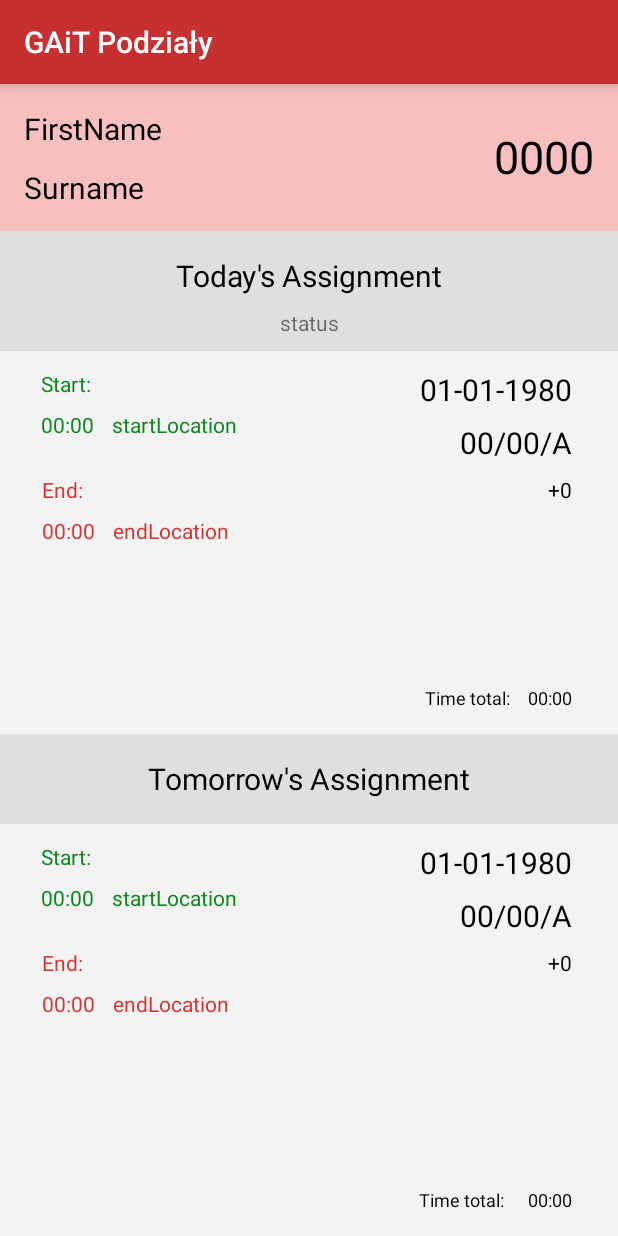
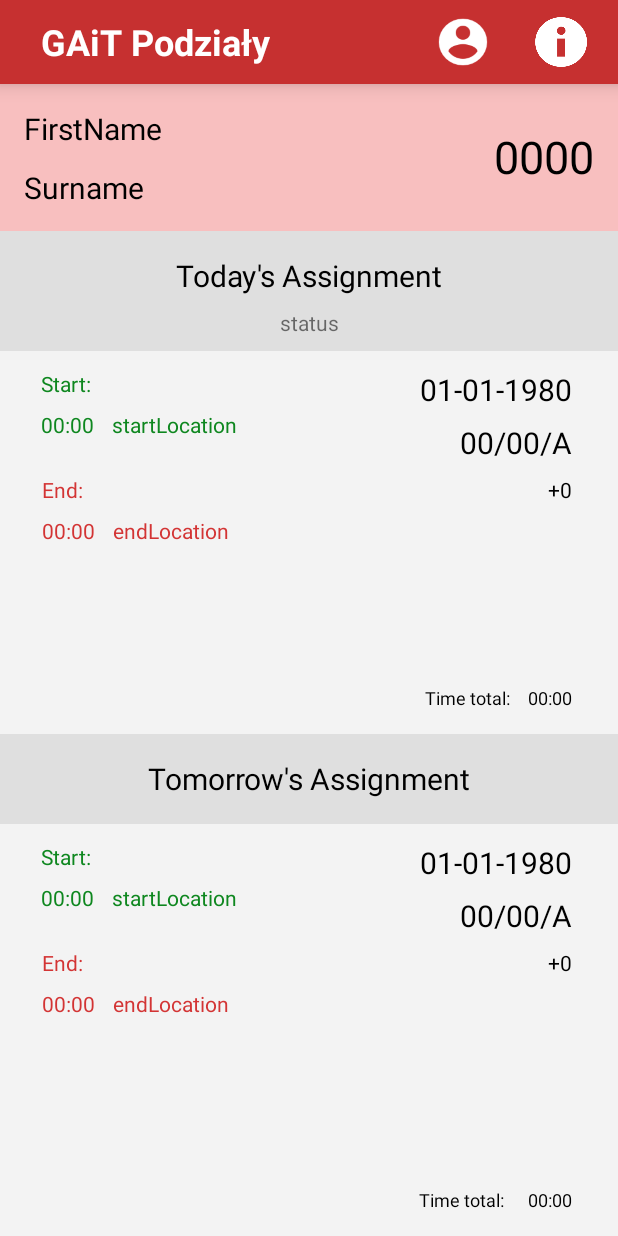
Before and after one commit to Raven351/GAiTPodzialy, an Android app: the MainViewPager screen opened directly, with no data from a screen before it, on a phone screen of 412 x 824 dp. Run offline under Robolectric (Android 15) with nearby library versions, the phone set to English and light mode, and no system bars.

Commit message:
Add info and accounts button to toolbar

```diff
--- a/app/src/main/res/layout/activity_main_view_pager.xml
+++ b/app/src/main/res/layout/activity_main_view_pager.xml
@@ -12,12 +12,59 @@
         android:layout_height="?attr/actionBarSize"
         android:background="@color/colorPrimary"
         android:elevation="8dp"
-        android:theme="@style/ThemeOverlay.AppCompat.ActionBar"
         app:layout_constraintEnd_toEndOf="parent"
         app:layout_constraintStart_toStartOf="parent"
         app:layout_constraintTop_toTopOf="parent"
         app:popupTheme="@style/ThemeOverlay.AppCompat.Light"
-    />
+    >
+        <RelativeLayout
+            android:layout_height="match_parent"
+            android:layout_width="match_parent">
+
+            <TextView
+                android:id="@+id/textView"
+                android:layout_width="wrap_content"
+                android:layout_height="wrap_content"
+                android:layout_alignParentStart="true"
+                android:layout_alignParentTop="true"
+                android:layout_marginStart="11dp"
+                android:layout_marginTop="11dp"
+                android:text="@string/app_name"
+                android:textColor="#FFFFFF"
+                android:textSize="24sp"
+                android:textStyle="bold" />
+
+            <ImageButton
+                android:id="@+id/infoButton"
+                android:layout_width="45dp"
+                android:layout_height="44dp"
+                android:layout_alignParentTop="true"
+                android:layout_alignParentEnd="true"
+                android:layout_alignParentBottom="true"
+                android:layout_marginTop="6dp"
+                android:layout_marginEnd="15dp"
+                android:layout_marginBottom="6dp"
+                android:background="@android:color/transparent"
+                android:scaleType="fitXY"
+                android:padding="5dp"
+                app:srcCompat="@drawable/info_icon" />
+
+            <ImageButton
+                android:id="@+id/accountsButton"
+                android:layout_width="45dp"
+                android:layout_height="44dp"
+                android:layout_alignParentTop="true"
+                android:layout_alignParentBottom="true"
+                android:layout_marginTop="6dp"
+                android:layout_marginEnd="20dp"
+                android:layout_marginBottom="6dp"
+                android:layout_toStartOf="@+id/infoButton"
+                android:background="@android:color/transparent"
+                android:scaleType="fitXY"
+                android:padding="3dp"
+                app:srcCompat="@drawable/account_icon" />
+        </RelativeLayout>
+    </androidx.appcompat.widget.Toolbar>
 
 <!--    <com.google.android.material.floatingactionbutton.FloatingActionButton-->
 <!--        android:id="@+id/fab_change_user"-->
--- /dev/null
+++ b/app/src/main/res/values-v21/styles.xml
@@ -0,0 +1,8 @@
+<resources>
+        <style name="AppTheme.NoActionBar">
+            <item name="windowActionBar">false</item>
+            <item name="windowNoTitle">true</item>
+            <item name="android:windowDrawsSystemBarBackgrounds">true</item>
+            <item name = "android:statusBarColor">@color/colorPrimary</item>
+        </style>
+</resources>
```
Also changed, not shown: app/src/main/res/drawable/info_icon.png (added).
